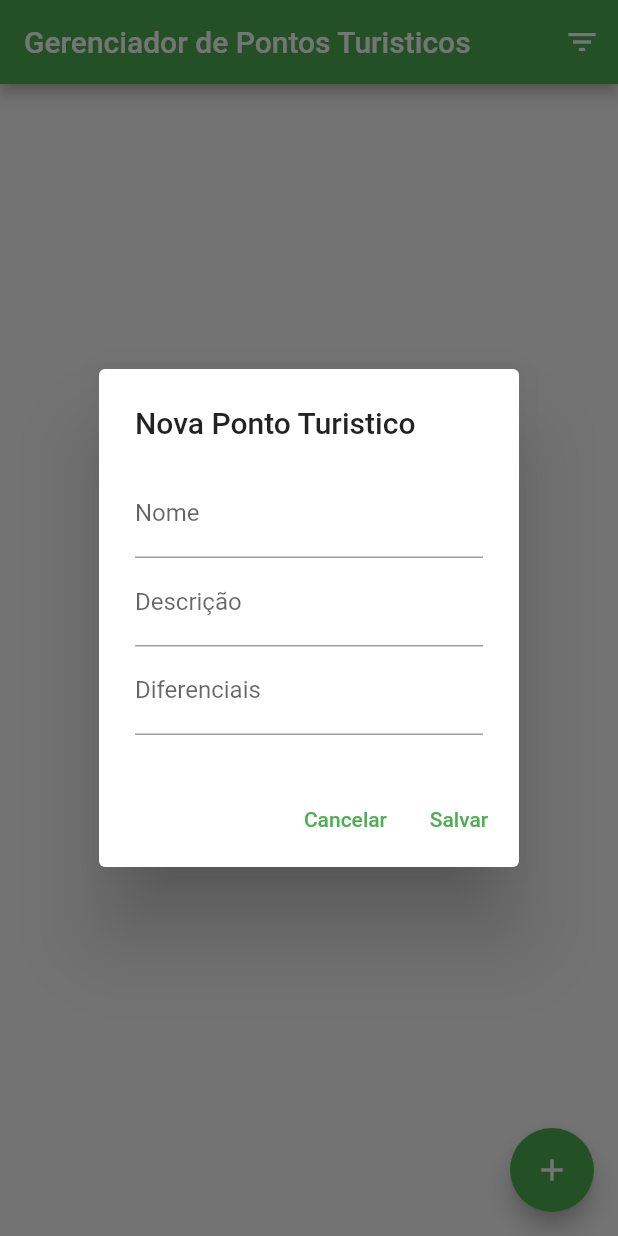
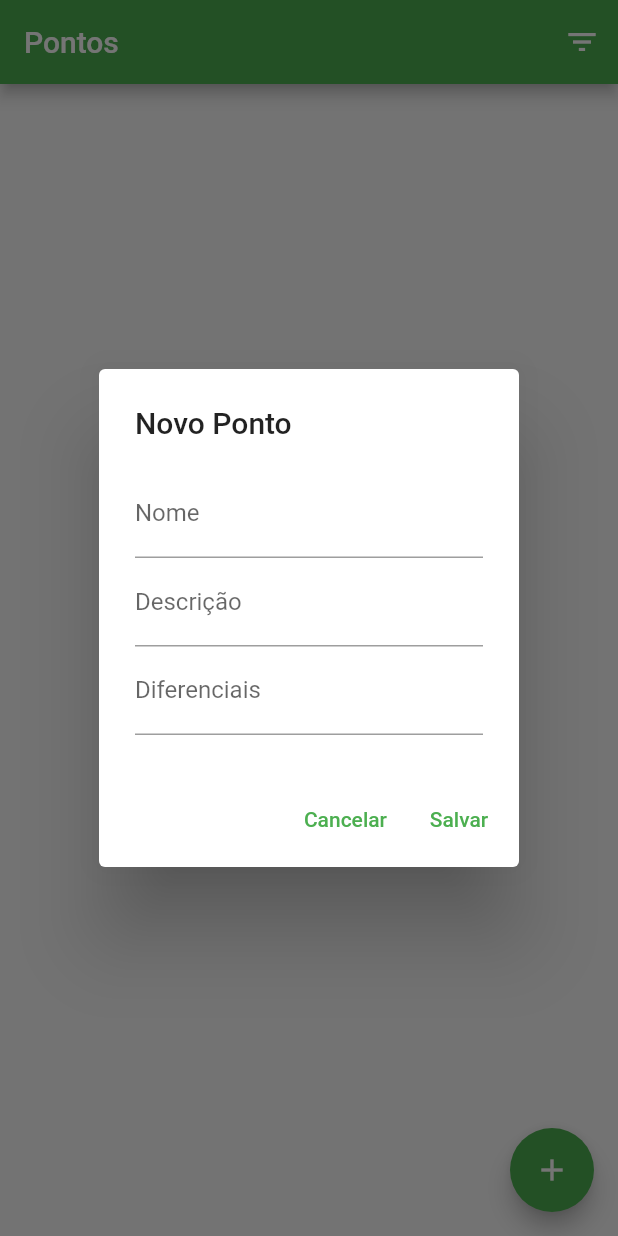
Before and after one commit to AdolfoSchwertz/gerenciamento_turismo, a Flutter app: the screen it shows after launch, after a tap on the "add" icon, on a phone screen of 412 x 824 dp. Run offline on Flutter 3.47's test engine with Material 2 defaults, Android fonts, the phone set to English and light mode, and no system bars; our stand-ins replace shared_preferences, sqflite; accounts and stored records are empty.

Commit message:
avaliacao 18-04

```diff
--- /dev/null
+++ b/lib/dao/turismo_dao.dart
@@ -0,0 +1,62 @@
+import '../database/database_provider.dart';
+import '../model/pontoTuristico.dart';
+
+class TurismoDao {
+  final databaseProvider = DatabaseProvider.instance;
+
+  Future<bool> salvar(PontoTuristico pontoturistico) async {
+    final database = await databaseProvider.database;
+    final valores = pontoturistico.toMap();
+    if (pontoturistico.id == null) {
+      pontoturistico.id = await database.insert(PontoTuristico.nomeTabela, valores);
+      return true;
+    } else {
+      final registrosAtualizados = await database.update(
+        PontoTuristico.nomeTabela,
+        valores,
+        where: '${PontoTuristico.campoId} = ?',
+        whereArgs: [pontoturistico.id],
+      );
+      return registrosAtualizados > 0;
+    }
+  }
+
+  Future<bool> remover(int id) async {
+    final database = await databaseProvider.database;
+    final registrosAtualizados = await database.delete(
+      PontoTuristico.nomeTabela,
+      where: '${PontoTuristico.campoId} = ?',
+      whereArgs: [id],
+    );
+    return registrosAtualizados > 0;
+  }
+
+  Future<List<PontoTuristico>> listar({
+    String filtro = '',
+    String campoOrdenacao = PontoTuristico.campoId,
+    bool usarOrdemDecrescente = false,
+  }) async {
+    String? where;
+    if (filtro.isNotEmpty) {
+      where = "UPPER(${PontoTuristico.campoDescricao}) LIKE '${filtro.toUpperCase()}%'";
+    }
+    var orderBy = campoOrdenacao;
+    if (usarOrdemDecrescente) {
+      orderBy += ' DESC';
+    }
+    final database = await databaseProvider.database;
+    final resultado = await database.query(
+      PontoTuristico.nomeTabela,
+      columns: [
+        PontoTuristico.campoId,
+        PontoTuristico.campoDescricao,
+        PontoTuristico.campoDiferenciais,
+        PontoTuristico.campoData,
+        PontoTuristico.campoNome
+      ],
+      where: where,
+      orderBy: orderBy,
+    );
+    return resultado.map((m) => PontoTuristico.fromMap(m)).toList();
+  }
+}
--- a/lib/database/database_provider.dart
+++ b/lib/database/database_provider.dart
@@ -1,14 +1,48 @@
+import 'package:sqflite/sqflite.dart';
+import 'package:sqflite/sqlite_api.dart';
 
+import '../model/pontoTuristico.dart';
 
-import 'package:sqflite/sqflite.dart';
+class DatabaseProvider {
+  static const _dbName = 'cadastro_turismo.db';
+  static const _dbVersion = 2;
 
-class DataBaseProvider{
-  static const _dbName = 'cadastro_de_turismo.db';
-  static const _dbVersion = 1;
-
-  DataBaseProvider._init();
-
-  static final DataBaseProvider instance = DataBaseProvider._init();
+  DatabaseProvider._init();
+  static final DatabaseProvider instance = DatabaseProvider._init();
 
   Database? _database;
+
+  Future<Database> get database async => _database ??= await _initDatabase();
+
+  Future<Database> _initDatabase() async {
+    final databasesPath = await getDatabasesPath();
+    final dbPath = '$databasesPath/$_dbName';
+    return await openDatabase(
+      dbPath,
+      version: _dbVersion,
+      onCreate: _onCreate,
+      onUpgrade: _onUpgrade,
+    );
+  }
+
+  Future<void> _onCreate(Database db, int version) async {
+    await db.execute('''
+      CREATE TABLE ${PontoTuristico.nomeTabela} (
+        ${PontoTuristico.campoId} INTEGER PRIMARY KEY AUTOINCREMENT,
+        ${PontoTuristico.campoDescricao} TEXT NOT NULL,
+        ${PontoTuristico.campoData} TEXT,
+        ${PontoTuristico.campoDiferenciais} INTEGER NOT NULL DEFAULT 0
+        ${PontoTuristico.campoNome} INTEGER NOT NULL DEFAULT 0
+      );
+    ''');
+  }
+  Future<void> _onUpgrade(Database db, int oldVersion, int newVersion) async {
+
+  }
+
+  Future<void> close() async {
+    if (_database != null) {
+      await _database!.close();
+    }
+  }
 }
--- a/lib/main.dart
+++ b/lib/main.dart
@@ -18,7 +18,7 @@ class AppGerenciadorTurismo extends StatelessWidget {
       theme: ThemeData(
         primarySwatch: Colors.green,
       ),
-      home: ListaTurismoPage(),
+      home: ListaTurismosPage(),
       routes: {
         FiltroPage.routeName: (BuildContext context) => FiltroPage(),
       },
--- a/lib/model/pontoTuristico.dart
+++ b/lib/model/pontoTuristico.dart
@@ -2,19 +2,25 @@ import 'package:intl/intl.dart';
 
 class PontoTuristico{
 
-  static const CAMPO_ID = 'id';
-  static const CAMPO_NOME = 'nome';
-  static const CAMPO_DESCRICAOO = 'descricao';
-  static const CAMPO_DATA = 'data';
-  static const CAMPO_DIFERENCIAIS = 'diferenciais';
+  static const nomeTabela = 'ponto turistico';
+  static const campoId = 'id';
+  static const campoNome = 'nome';
+  static const campoDescricao = 'descricao';
+  static const campoData = 'data';
+  static const campoDiferenciais = 'diferenciais';
 
-  int id;
+  int? id;
   String nome;
   String descricaoo;
   String diferenciais;
-  DateTime? dataCadastro;
+  DateTime? dataCadastro = DateTime.now();
 
-  PontoTuristico({required this.id, required this.nome, required this.descricaoo, required this.diferenciais, this.dataCadastro});
+  PontoTuristico({
+    this.id,
+    required this.nome,
+    required this.descricaoo,
+    required this.diferenciais,
+    this.dataCadastro});
 
   String get dataCadastroFormatado{
     // if (horaCadastro == null){
@@ -25,6 +31,25 @@ class PontoTuristico{
     return formattedDate;
   }
 
+  Map<String, dynamic> toMap() => {
+    campoId: id,
+    campoNome: nome,
+    campoDescricao: descricaoo,
+    campoDiferenciais: diferenciais,
+    campoData:
+    dataCadastro == null ? null : DateFormat("yyyy-MM-dd").format(dataCadastro!)
+  };
+
+  factory PontoTuristico.fromMap(Map<String, dynamic> map) => PontoTuristico(
+    id: map[campoId] is int ? map[campoId] : null,
+    descricaoo: map[campoDescricao] is String ? map[campoDescricao] : '',
+    diferenciais: map[campoDiferenciais] is String ? map[campoDiferenciais] : '',
+    nome: map[campoNome] is String ? map[campoNome] : '',
+    dataCadastro: map[campoData] is String
+        ? DateFormat("yyyy-MM-dd").parse(map[campoData])
+        : null,
+  );
+
 
 
 
--- a/lib/pages/lista_turismo_pages.dart
+++ b/lib/pages/lista_turismo_pages.dart
@@ -1,215 +1,281 @@
+import 'package:flutter/material.dart';
+import 'package:flutter/widgets.dart';
+import 'package:shared_preferences/shared_preferences.dart';
 
-import 'package:flutter/cupertino.dart';
-import 'package:flutter/material.dart';
-import 'package:gerenciamento_turismomd/model/pontoTuristico.dart';
-import 'package:gerenciamento_turismomd/pages/filtro_page.dart';
+import '../dao/turismo_dao.dart';
+import '../model/pontoTuristico.dart';
+import '../widgets/conteudo_form_dialog.dart';
+import 'detalhes_turismo_page.dart';
+import 'filtro_page.dart';
 
-import '../widgets/conteudo_form_dialog.dart';
-
-class ListaTurismoPage extends StatefulWidget{
+class ListaTurismosPage extends StatefulWidget {
 
   @override
-  _ListaTurismosPageState createState() => _ListaTurismosPageState();
+  State<StatefulWidget> createState() => _ListaTurismosPageState();
+}
 
-}
-class _ListaTurismosPageState extends State<ListaTurismoPage>{
+class _ListaTurismosPageState extends State<ListaTurismosPage> {
+  static const acaoEditar = 'editar';
+  static const acaoExcluir = 'excluir';
+  static const acaoVisualizar = 'visualizar';
 
-  static const ACAO_EDITAR = 'Editar';
-  static const ACAO_EXCLUIR = 'Excluir';
-  static const ACAO_VISUALIZAR = 'visualizar';
-
-  final turismos = <PontoTuristico>
-  [
-    //Tarefa(id: 1,
-    // descricao: 'Fazer atividades da aula',
-    // prazo: DateTime.now().add(Duration(days: 5)),
-    // )
-  ];
-
-  var _ultimoId = 0;
+  final _turismo = <PontoTuristico>[];
+  final _dao = TurismoDao();
+  var _carregando = false;
 
   @override
-  Widget build(BuildContext context){
+  void initState() {
+    super.initState();
+    _atualizarLista();
+  }
+
+  @override
+  Widget build(BuildContext context) {
     return Scaffold(
       appBar: _criarAppBar(),
       body: _criarBody(),
       floatingActionButton: FloatingActionButton(
+        tooltip: 'Novo Ponto',
+        child: Icon(Icons.add),
         onPressed: _abrirForm,
-        tooltip: 'Novo ponto turistico',
-        child: const Icon(Icons.add),
       ),
     );
   }
 
-  void _abrirForm({PontoTuristico? turismoAtual, int? index, bool? readonly}){
-    final key = GlobalKey<ConteudoFormDialogState>();
-    showDialog(
-        context: context,
-        builder: (BuildContext context){
-          return AlertDialog(
-            title: Text(turismoAtual == null ? 'Nova Ponto Turistico' : 'Alterar o Ponto Turistico ${turismoAtual.id}'),
-            content: ConteudoFormDialog(key: key, turismoAtual: turismoAtual),
+  AppBar _criarAppBar() {
+    return AppBar(
+      title: Text('Pontos'),
       actions: [
-              TextButton(
-                onPressed: () => Navigator.of(context).pop(),
-                child: Text('Cancelar'),
-              ),
-            if (readonly == null || readonly == false)
-              TextButton(
-                onPressed: () {
-                  if (key.currentState != null && key.currentState!.dadosValidados()){
-                    setState(() {
-                      final novoTurismo = key.currentState!.novoTurismo;
-                      if(index == null){
-                        novoTurismo.id = ++_ultimoId;
-                      }else{
-                        turismos[index] = novoTurismo;
-                      }
-                      turismos.add(novoTurismo);
-                    });
-                    Navigator.of(context).pop();
-                  }
-                },
-                child: Text('Salvar'),
+        IconButton(
+          icon: Icon(Icons.filter_list),
+          tooltip: 'Filtro e Ordenação',
+          onPressed: _abrirPaginaFiltro,
         ),
       ],
     );
   }
-    );
-  }
-  AppBar _criarAppBar(){
-    return AppBar(
-      title: const Text('Gerenciador de Pontos Turisticos'),
-      actions: [
-        IconButton(
-            onPressed: _abrirPaginaFiltro,
-            icon: const Icon(Icons.filter_list)),
+
+  Widget _criarBody() {
+    if (_carregando) {
+      return Column(
+        mainAxisAlignment: MainAxisAlignment.center,
+        children: [
+          Align(
+            alignment: AlignmentDirectional.center,
+            child: CircularProgressIndicator(),
+          ),
+          Align(
+            alignment: AlignmentDirectional.center,
+            child: Padding(
+              padding: EdgeInsets.only(top: 10),
+              child: Text(
+                'Carregando seus Pontos',
+                style: TextStyle(
+                  fontSize: 20,
+                  fontWeight: FontWeight.bold,
+                  color: Theme.of(context).primaryColor,
+                ),
+              ),
+            ),
+          ),
         ],
       );
     }
-  Widget _criarBody(){
-    if( turismos.isEmpty){
-      return const Center(
-        child: Text('Nenhum ponto cadastrado',
-          style: TextStyle(fontSize: 20, fontWeight: FontWeight.bold),
+    if (_turismo.isEmpty) {
+      return Center(
+        child: Text(
+          'Nenhum turismo cadastrado',
+          style: TextStyle(
+            fontSize: 20,
+            fontWeight: FontWeight.bold,
+            color: Theme.of(context).primaryColor,
+          ),
         ),
       );
     }
     return ListView.separated(
-      itemCount: turismos.length,
-      itemBuilder: (BuildContext context, int index){
-        final turismo = turismos[index];
+      itemCount: _turismo.length,
+      itemBuilder: (BuildContext context, int index) {
+        final turismo = _turismo[index];
         return PopupMenuButton<String>(
           child: ListTile(
-              title: Text('${turismo.id} - ${turismo.nome}'),
-              subtitle: Text(turismo.dataCadastro == null ? 'Tarefa sem prazo definido' : 'Data de Cadastro - ${turismo.dataCadastroFormatado}'),
+            title: Text(
+              '${turismo.id} - ${turismo.descricaoo}',
             ),
-            itemBuilder: (BuildContext context) => _criarItensMenu(),
-            onSelected: (String valorSelecinado){
-              if(valorSelecinado == ACAO_EDITAR){
-                _abrirForm(turismoAtual: turismo, index: index, readonly: false);
-              }else if(valorSelecinado == ACAO_VISUALIZAR){
-                _abrirForm(turismoAtual: turismo, index: index, readonly: true);
-              }else{
-                _excluir(index);
+            subtitle: Text(turismo.dataCadastro == null ? 'Sem datao' : 'Data Cadastro - ${turismo.dataCadastro}',
+            ),
+          ),
+          itemBuilder: (_) => _criarItensMenuPopup(),
+          onSelected: (String valorSelecionado) {
+            if (valorSelecionado == acaoEditar) {
+              _abrirForm(turismo: turismo);
+            } else if (valorSelecionado == acaoExcluir) {
+              _excluir(turismo);
+            } else {
+              _abrirPaginaDetalhesTarefa(turismo);
             }
-            }
+          },
         );
       },
-      separatorBuilder: (BuildContext context, int index) => Divider(),
+      separatorBuilder: (_, __) => Divider(),
     );
   }
-  void _excluir(int indice){
-    showDialog(
-        context: context,
-        builder: (BuildContext context){
-          return AlertDialog(
-            title: Row(
-              children: [
-                Icon(Icons.warning, color: Colors.red,),
-                Padding(
-                  padding: EdgeInsets.only(left: 10),
-                  child: Text('Atenção'),
-                )
-              ],
-            ),
-            content: Text('Esse registro será deletado permanentemente'),
-            actions: [
-              TextButton(
-                  onPressed: () => Navigator.of(context).pop(),
-                  child: Text('Cancelar')
-              ),
-              TextButton(
-                  onPressed: () {
-                    Navigator.of(context).pop();
-                    setState(() {
-                      turismos.removeAt(indice);
-                    });
-                  },
-                  child: Text('OK')
-              )
-            ],
-          );
-        }
-    );
 
-  }
-
-
-
-  List<PopupMenuEntry<String>> _criarItensMenu(){
-    return[
+  List<PopupMenuEntry<String>> _criarItensMenuPopup() => [
     PopupMenuItem(
-        value: ACAO_EDITAR,
+      value: acaoEditar,
       child: Row(
-          children: [
+        children: const [
           Icon(Icons.edit, color: Colors.black),
           Padding(
             padding: EdgeInsets.only(left: 10),
-              child: Text('EDITAR'),
-            )
+            child: Text('Editar'),
+          ),
         ],
       ),
     ),
-
     PopupMenuItem(
-        value: ACAO_VISUALIZAR,
+      value: acaoExcluir,
       child: Row(
-          children: [
-            Icon(Icons.visibility, color: Colors.black),
-            Padding(
-              padding: EdgeInsets.only(left: 10),
-              child: Text('visualizar'),
-            )
-          ],
-        ),
-      ),
-
-      PopupMenuItem(
-        value: ACAO_EXCLUIR,
-        child: Row(
-          children: [
+        children: const [
           Icon(Icons.delete, color: Colors.red),
           Padding(
             padding: EdgeInsets.only(left: 10),
             child: Text('Excluir'),
-            )
+          ),
         ],
       ),
-      )
+    ),
+    PopupMenuItem(
+      value: acaoVisualizar,
+      child: Row(
+        children: const [
+          Icon(Icons.info, color: Colors.blue),
+          Padding(
+            padding: EdgeInsets.only(left: 10),
+            child: Text('Visualizar'),
+          ),
+        ],
+      ),
+    ),
   ];
+
+  void _abrirForm({PontoTuristico? turismo}) {
+    final key = GlobalKey<ConteudoFormDialogState>();
+    showDialog(
+      context: context,
+      builder: (_) => AlertDialog(
+        title: Text(
+          turismo == null ? 'Novo Ponto' : 'Alterar Ponto ${turismo.id}',
+        ),
+        content: ConteudoFormDialog(
+          key: key,
+          turismoAtual: turismo,
+        ),
+        actions: [
+          TextButton(
+            child: Text('Cancelar'),
+            onPressed: () => Navigator.pop(context),
+          ),
+          TextButton(
+            child: Text('Salvar'),
+            onPressed: () {
+              if (key.currentState?.dadosValidos() != true) {
+                return;
+              }
+              Navigator.of(context).pop();
+              final novoTurismo = key.currentState!.novoTurismo;
+              _dao.salvar(novoTurismo).then((success) {
+                if (success) {
+                  _atualizarLista();
+                }
+              });
+            },
+          ),
+        ],
+      ),
+    );
   }
 
-  void _abrirPaginaFiltro(){
+  void _excluir(PontoTuristico turismo) {
+    showDialog(
+      context: context,
+      builder: (_) => AlertDialog(
+        title: Row(
+          children: [
+            Icon(Icons.warning),
+            Padding(
+              padding: EdgeInsets.only(left: 10),
+              child: Text('Atenção'),
+            ),
+          ],
+        ),
+        content: Text('Esse registro será removido definitivamente.'),
+        actions: [
+          TextButton(
+            child: Text('Cancelar'),
+            onPressed: () => Navigator.pop(context),
+          ),
+          TextButton(
+            child: Text('OK'),
+            onPressed: () {
+              Navigator.pop(context);
+              if (turismo.id == null) {
+                return;
+              }
+              _dao.remover(turismo.id!).then((success) {
+                if (success) {
+                  _atualizarLista();
+                }
+              });
+            },
+          ),
+        ],
+      ),
+    );
+  }
+
+  void _abrirPaginaFiltro() async {
     final navigator = Navigator.of(context);
-    navigator.pushNamed(FiltroPage.routeName).then((alterouValores){
-      if( alterouValores == true){
-        ///filtro
+    final alterouValores = await navigator.pushNamed(FiltroPage.routeName);
+    if (alterouValores == true) {
+      _atualizarLista();
     }
   }
 
-    );
-
+  void _abrirPaginaDetalhesTarefa(PontoTuristico turismo) {
+    Navigator.push(
+        context,
+        MaterialPageRoute(
+          builder: (_) => DetalhesTurismoPage(
+            pontoturistico: turismo,
+          ),
+        ));
   }
 
+  void _atualizarLista() async {
+    setState(() {
+      _carregando = true;
+    });
+    // Carregar os valores do SharedPreferences
+    final prefs = await SharedPreferences.getInstance();
+    final campoOrdenacao =
+        prefs.getString(FiltroPage.chaveCampoOrdenacao) ?? PontoTuristico.campoId;
+    final usarOrdemDecrescente =
+        prefs.getBool(FiltroPage.chaveUsarOrdemDecrescente) == true;
+    final filtroDescricao =
+        prefs.getString(FiltroPage.chaveCampoDescricao) ?? '';
+    final turismos = await _dao.listar(
+      filtro: filtroDescricao,
+      campoOrdenacao: campoOrdenacao,
+      usarOrdemDecrescente: usarOrdemDecrescente,
+    );
+    setState(() {
+      _carregando = false;
+      _turismo.clear();
+      if (turismos.isNotEmpty) {
+        _turismo.addAll(turismos);
       }
+    });
+  }
+}
--- a/lib/widgets/conteudo_form_dialog.dart
+++ b/lib/widgets/conteudo_form_dialog.dart
@@ -17,11 +17,11 @@ class ConteudoFormDialog extends StatefulWidget{
 }
 class ConteudoFormDialogState extends State<ConteudoFormDialog> {
 
-  final formKey = GlobalKey<FormState>();
-  final nomeController = TextEditingController();
-  final descricaooController = TextEditingController();
-  final diferenciaisController = TextEditingController();
-  final dataController = TextEditingController();
+  final _formKey = GlobalKey<FormState>();
+  final _nomeController = TextEditingController();
+  final _descricaooController = TextEditingController();
+  final _diferenciaisController = TextEditingController();
+  final _dataController = TextEditingController();
  /* final _dateFormat = DateFormat('dd/MM/yyyy'); */
 
 
@@ -30,10 +30,10 @@ class ConteudoFormDialogState extends State<ConteudoFormDialog> {
 
     super.initState();
     if (widget.turismoAtual != null){
-      nomeController.text = widget.turismoAtual!.nome;
-      diferenciaisController.text = widget.turismoAtual!.diferenciais;
-      descricaooController.text = widget.turismoAtual!.descricaoo;
-      dataController.text = widget.turismoAtual!.dataCadastroFormatado;
+      _nomeController.text = widget.turismoAtual!.nome;
+      _diferenciaisController.text = widget.turismoAtual!.diferenciais;
+      _descricaooController.text = widget.turismoAtual!.descricaoo;
+      _dataController.text = widget.turismoAtual!.dataCadastroFormatado;
 
      // horaControllerController.text =formattedDate;
 
@@ -43,12 +43,12 @@ class ConteudoFormDialogState extends State<ConteudoFormDialog> {
 
   Widget build(BuildContext context){
     return Form(
-        key: formKey,
+        key: _formKey,
         child: Column(
           mainAxisSize: MainAxisSize.min,
           children: [
             TextFormField(
-              controller: nomeController,
+              controller: _nomeController,
               decoration: InputDecoration(labelText: 'Nome'),
               validator: (String? valor){
                 if (valor == null || valor.isEmpty){
@@ -59,7 +59,7 @@ class ConteudoFormDialogState extends State<ConteudoFormDialog> {
 
             ),
             TextFormField(
-              controller: descricaooController,
+              controller: _descricaooController,
               decoration: InputDecoration(labelText: 'Descrição'),
               validator: (String? valor){
                 if (valor == null || valor.isEmpty){
@@ -69,7 +69,7 @@ class ConteudoFormDialogState extends State<ConteudoFormDialog> {
               },
             ),
             TextFormField(
-              controller: diferenciaisController,
+              controller: _diferenciaisController,
               decoration: InputDecoration(labelText: 'Diferenciais'),
               validator: (String? valor){
                 if (valor == null || valor.isEmpty){
@@ -121,13 +121,13 @@ class ConteudoFormDialogState extends State<ConteudoFormDialog> {
   //
   //
   // }
-  bool dadosValidados() => formKey.currentState?.validate() == true;
+  bool dadosValidos() => _formKey.currentState?.validate() == true;
 
   PontoTuristico get novoTurismo => PontoTuristico(
       id: widget.turismoAtual?.id ?? 0,
-      nome: nomeController.text,
-      descricaoo: descricaooController.text,
-      diferenciais: diferenciaisController.text,
+      nome: _nomeController.text,
+      descricaoo: _descricaooController.text,
+      diferenciais: _diferenciaisController.text,
       dataCadastro: DateTime.now()
   );
 
```
Also changed, not shown: lib/pages/detalhes_turismo_page.dart (added, +93 -0 lines), lib/pages/filtro_page.dart (+49 -8 lines). Lines whose indentation alone changed are shown as unchanged.
